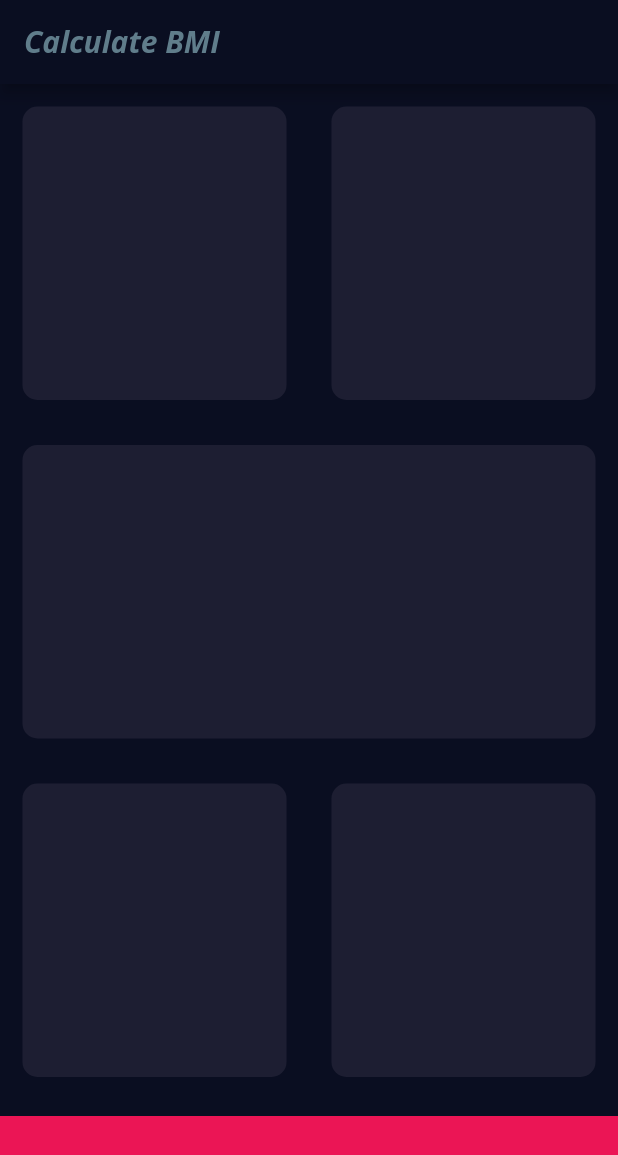
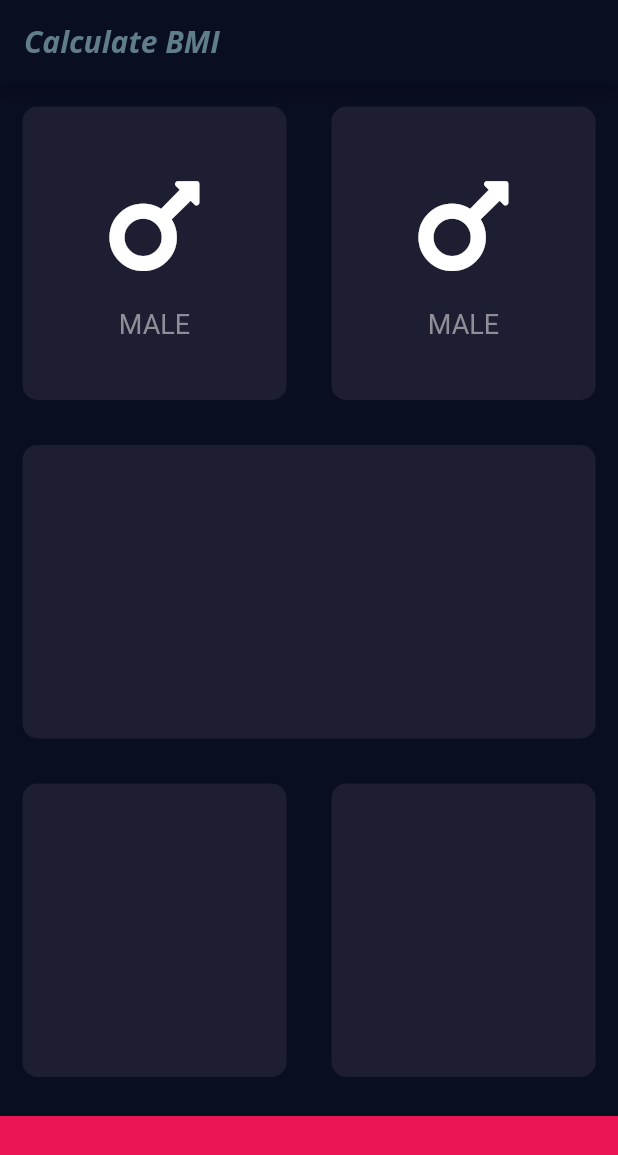
Before and after one commit to MYavuzYAGIS/flutter_bmi, a Flutter app: the screen it shows after launch, on a phone screen of 412 x 824 dp. Shown: the top 1155 px of the screen. Run offline on Flutter 3.47's test engine with Material 2 defaults, Android fonts, the phone set to English and light mode, and no system bars; our stand-ins replace font_awesome_flutter; Roboto replaces fonts that are missing (Open Sans).

Commit message:
create extracted class for icons

```diff
--- a/lib/input_page.dart
+++ b/lib/input_page.dart
@@ -1,6 +1,9 @@
 import 'package:flutter/material.dart';
+import 'package:font_awesome_flutter/font_awesome_flutter.dart';
 
 const bottomContainerHeight = 80.0;
+const activeCardColor = Color(0xFF1D1E32);
+const bottomContainerColor = Color(0xFFEB1555);
 
 class InputPage extends StatefulWidget {
   @override
@@ -25,25 +28,24 @@ class _InputPageState extends State<InputPage> {
             child: Row(
               children: <Widget>[
                 Expanded(
-                  child: Container(
-                    margin: EdgeInsets.all(15.0),
-                    decoration: BoxDecoration(
-                      borderRadius: BorderRadius.circular(10.0),
-                      color: Color(0xFF1D1E32),
-                    ),
+                  child: ReusableCard(
+                    colour: activeCardColor,
+                    cardChild: iconContent(),
                   ),
                 ),
                 Expanded(
                   child: ReusableCard(
-                    colour: Color(0xFF1D1E32),
+                    colour: activeCardColor,
+                    cardChild: iconContent(),
                   ),
-                )
+                ),
               ],
             ),
           ),
+
           Expanded(
             child: ReusableCard(
-              colour: Color(0xFF1D1E32),
+              colour: activeCardColor,
             ),
           ),
           Expanded(
@@ -51,12 +53,12 @@ class _InputPageState extends State<InputPage> {
             children: <Widget>[
               Expanded(
                 child: ReusableCard(
-                  colour: Color(0xFF1D1E32),
+                  colour: activeCardColor,
                 ),
               ),
               Expanded(
                 child: ReusableCard(
-                  colour: Color(0xFF1D1E32),
+                  colour: activeCardColor,
                 ),
               ),
             ],
@@ -65,7 +67,7 @@ class _InputPageState extends State<InputPage> {
           //Below is the bottom row.
           //  width : double.infinity ekrean boyutu ne olurssa olsun tamamini kapla demek.
           Container(
-            color: Color(0xFFEB1555),
+            color: bottomContainerColor,
             margin: EdgeInsets.only(top: 11.0),
             width: double.infinity,
             height: bottomContainerHeight,
@@ -79,11 +81,37 @@ class _InputPageState extends State<InputPage> {
   }
 }
 
+class iconContent extends StatelessWidget {
+  iconContent({this.icon, this.label});
+  final IconData icon;
+  final String label;
+  @override
+  Widget build(BuildContext context) {
+    return Column(
+      mainAxisAlignment: MainAxisAlignment.center,
+      children: <Widget>[
+        Icon(
+          FontAwesomeIcons.mars,
+          size: 80.0,
+        ),
+        SizedBox(
+          height: 15.0,
+        ),
+        Text(
+          'MALE',
+          style: TextStyle(fontSize: 18.0, color: Color(0xFF8F8E98)),
+        )
+      ],
+    );
+  }
+}
+
 // Starting Creating the Cards on the UI
 class ReusableCard extends StatelessWidget {
-  ReusableCard({@required this.colour});
+  ReusableCard({@required this.colour, this.cardChild});
   final Color colour;
-
+  //we are creating new reausabble card as widget
+  final Widget cardChild;
   //final makes the property immutable.
 
   //widget olustururken 6 tane card icin 6 blok container kod yazdik. buna gerek olmasin diye de
@@ -95,6 +123,7 @@ class ReusableCard extends StatelessWidget {
   @override
   Widget build(BuildContext context) {
     return Container(
+      child: cardChild,
       margin: EdgeInsets.all(15.0),
       decoration: BoxDecoration(
         borderRadius: BorderRadius.circular(10.0),
--- a/pubspec.yaml
+++ b/pubspec.yaml
@@ -11,6 +11,7 @@ dependencies:
     sdk: flutter
 
   cupertino_icons: ^0.1.2
+  font_awesome_flutter: ^8.4.0
 
 dev_dependencies:
   flutter_test:
```
